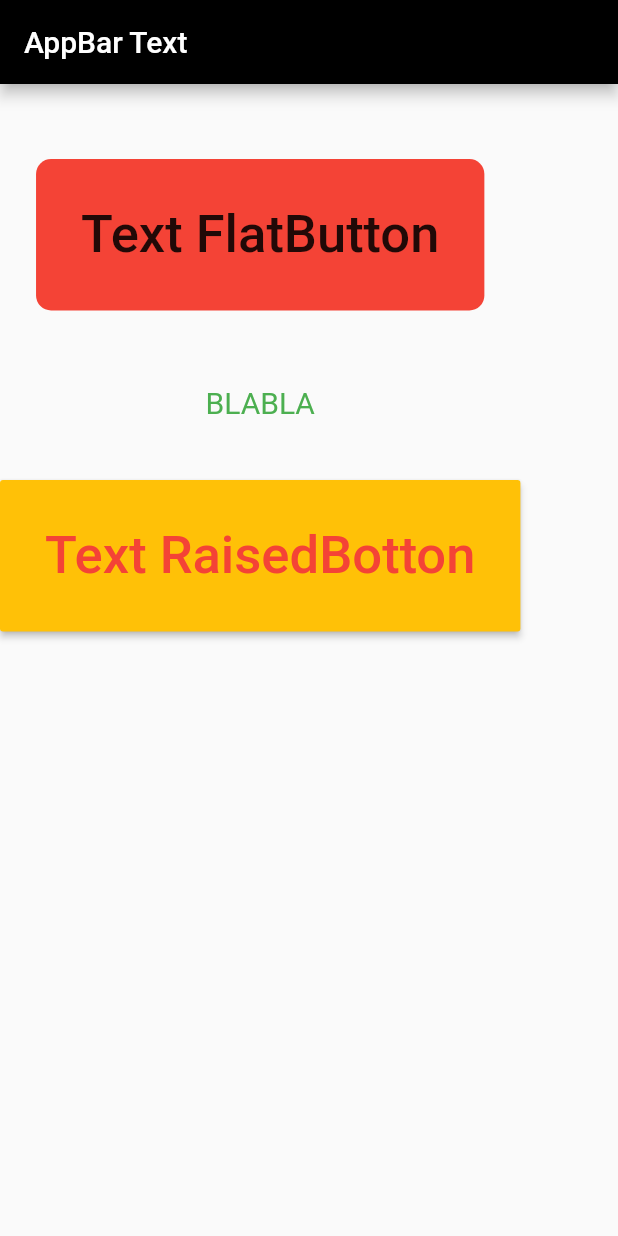
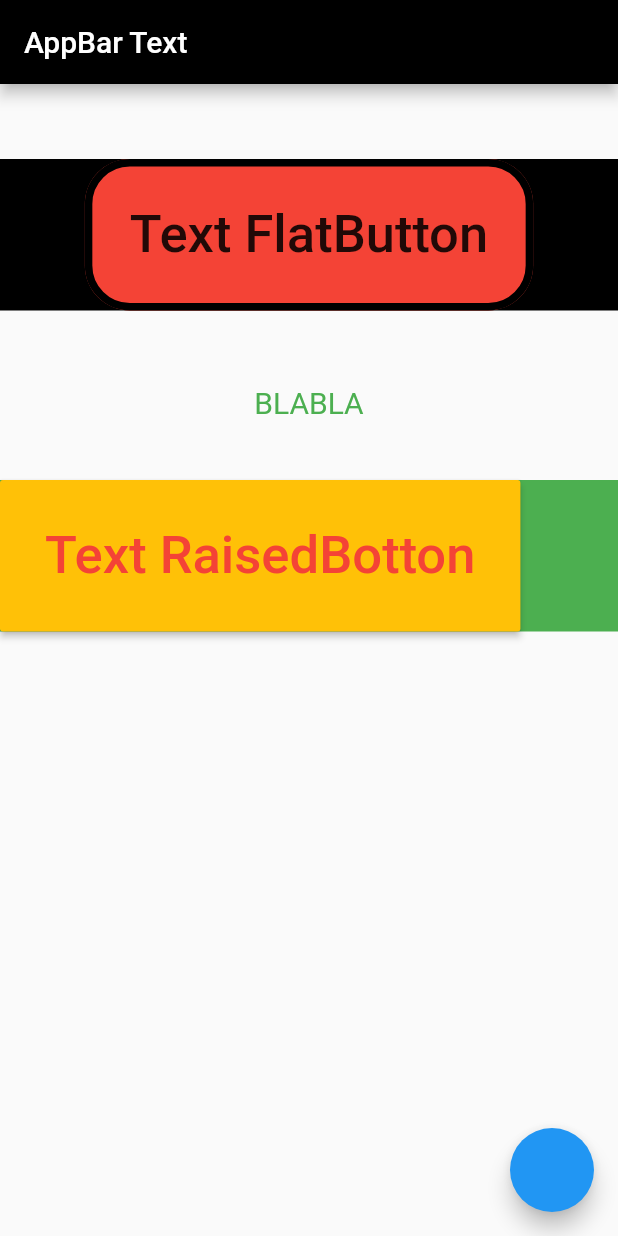
Before and after one commit to Devsaci/flutter2basic, a Flutter app: the screen it shows after launch, on a phone screen of 412 x 824 dp. Run offline on Flutter 3.47's test engine with Material 2 defaults, Android fonts, the phone set to English and light mode, and no system bars.

Commit message:
floatingActionButton

```diff
--- a/lib/main.dart
+++ b/lib/main.dart
@@ -34,12 +34,16 @@ class _MyAppState extends State<MyApp> {
               title: Text("AppBar Text"),
               backgroundColor: colorAppBar,
             ),
-            body: Column(
+            body:
+            Column(
               children: <Widget>[
                 SizedBox(
                   height: 50,
                 ),
-                FlatButton(
+                Container(
+                    alignment: Alignment.center,
+                    color: Colors.black,
+                  child: FlatButton(
                     onPressed: () {},
                     padding: EdgeInsets.all(30),
                     color: Colors.red,
@@ -51,7 +55,12 @@ class _MyAppState extends State<MyApp> {
                     disabledColor: Colors.blueGrey,
                     highlightColor: Colors.yellow,
                     shape: RoundedRectangleBorder(
-                    borderRadius: BorderRadius.all(Radius.circular(10.0)),
+                      side: BorderSide(
+                        color: Colors.black,
+                        width: 5,
+                      ),
+                      borderRadius: BorderRadius.all(Radius.circular(30.0)),
+                    ),
                   ),
                 ),
                 SizedBox(
@@ -62,7 +71,10 @@ class _MyAppState extends State<MyApp> {
                   style: TextStyle(color: Colors.green, fontSize: 20),
                 ),
                 SizedBox(height: 40),
-                RaisedButton(
+                Container(
+                  color: Colors.green,
+                  alignment: Alignment.centerLeft,
+                  child: RaisedButton(
                     // onPressed: () => setState(() {str = "Hello";}),
                     onPressed: onPressedFunction,
                     // onLongPress: () => setState(() {str = "BayBay";}),
@@ -77,7 +89,10 @@ class _MyAppState extends State<MyApp> {
                       style: TextStyle(fontSize: 35, color: Colors.red),
                     ),
                   ),
+                ),
               ],
-            )),
+            ),
+            floatingActionButton: FloatingActionButton(onPressed: null)
+        ),
       );
 }
```
Lines whose indentation alone changed are shown as unchanged.
